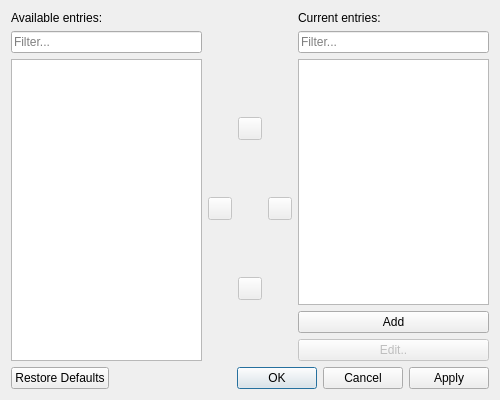
Old version of the form src/ui/ToolBarDialog.ui in the repository OtterBrowser/otter-browser.
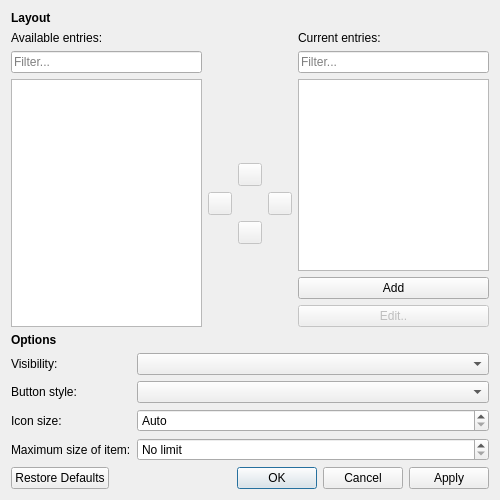
New version of the form. Custom widgets are drawn as their Qt base class.

```diff
--- a/src/ui/ToolBarDialog.ui
+++ b/src/ui/ToolBarDialog.ui
@@ -7,13 +7,26 @@
     <x>0</x>
     <y>0</y>
     <width>500</width>
-    <height>400</height>
+    <height>500</height>
    </rect>
   </property>
   <property name="windowTitle">
    <string>Edit Toolbar</string>
   </property>
   <layout class="QVBoxLayout" name="verticalLayout">
+   <item>
+    <widget class="QLabel" name="layoutHeader">
+     <property name="font">
+      <font>
+       <weight>75</weight>
+       <bold>true</bold>
+      </font>
+     </property>
+     <property name="text">
+      <string>Layout</string>
+     </property>
+    </widget>
+   </item>
    <item>
     <layout class="QGridLayout" name="gridLayout">
      <item row="3" column="2">
@@ -83,6 +96,12 @@
          <property name="sizeType">
           <enum>QSizePolicy::Minimum</enum>
          </property>
+         <property name="sizeHint" stdset="0">
+          <size>
+           <width>0</width>
+           <height>0</height>
+          </size>
+         </property>
         </spacer>
        </item>
        <item row="3" column="2">
@@ -116,6 +135,12 @@
          <property name="orientation">
           <enum>Qt::Vertical</enum>
          </property>
+         <property name="sizeHint" stdset="0">
+          <size>
+           <width>0</width>
+           <height>0</height>
+          </size>
+         </property>
         </spacer>
        </item>
        <item row="4" column="2">
@@ -123,6 +148,12 @@
          <property name="orientation">
           <enum>Qt::Vertical</enum>
          </property>
+         <property name="sizeHint" stdset="0">
+          <size>
+           <width>0</width>
+           <height>0</height>
+          </size>
+         </property>
         </spacer>
        </item>
       </layout>
@@ -153,6 +184,98 @@
      </item>
     </layout>
    </item>
+   <item>
+    <widget class="QLabel" name="optionsHeader">
+     <property name="font">
+      <font>
+       <weight>75</weight>
+       <bold>true</bold>
+      </font>
+     </property>
+     <property name="text">
+      <string>Options</string>
+     </property>
+    </widget>
+   </item>
+   <item>
+    <layout class="QFormLayout" name="formLayout">
+     <item row="0" column="0">
+      <widget class="QLabel" name="visibilityLabel">
+       <property name="text">
+        <string>Visibility:</string>
+       </property>
+       <property name="buddy">
+        <cstring>visibilityComboBox</cstring>
+       </property>
+      </widget>
+     </item>
+     <item row="0" column="1">
+      <widget class="QComboBox" name="visibilityComboBox"/>
+     </item>
+     <item row="1" column="0">
+      <widget class="QLabel" name="buttonStyleLabel">
+       <property name="text">
+        <string>Button style:</string>
+       </property>
+       <property name="buddy">
+        <cstring>buttonStyleComboBox</cstring>
+       </property>
+      </widget>
+     </item>
+     <item row="1" column="1">
+      <widget class="QComboBox" name="buttonStyleComboBox"/>
+     </item>
+     <item row="2" column="0">
+      <widget class="QLabel" name="iconSizeLabel">
+       <property name="text">
+        <string>Icon size:</string>
+       </property>
+       <property name="buddy">
+        <cstring>iconSizeSpinBox</cstring>
+       </property>
+      </widget>
+     </item>
+     <item row="2" column="1">
+      <widget class="QSpinBox" name="iconSizeSpinBox">
+       <property name="specialValueText">
+        <string>Auto</string>
+       </property>
+       <property name="suffix">
+        <string> px</string>
+       </property>
+       <property name="maximum">
+        <number>1024</number>
+       </property>
+       <property name="singleStep">
+        <number>22</number>
+       </property>
+      </widget>
+     </item>
+     <item row="3" column="0">
+      <widget class="QLabel" name="maximumSizeLbel">
+       <property name="text">
+        <string>Maximum size of item:</string>
+       </property>
+       <property name="buddy">
+        <cstring>maximumSizeSpinBox</cstring>
+       </property>
+      </widget>
+     </item>
+     <item row="3" column="1">
+      <widget class="QSpinBox" name="maximumSizeSpinBox">
+       <property name="specialValueText">
+        <string>No limit</string>
+       </property>
+       <property name="suffix">
+        <string> px</string>
+       </property>
+       <property name="maximum">
+        <number>2048</number>
+       </property>
+      </widget>
+     </item>
+    </layout>
+   </item>
    <item>
     <widget class="QDialogButtonBox" name="buttonBox">
      <property name="orientation">
```
Left out of the diff: 30 changed lines with no effect on the pictures.
